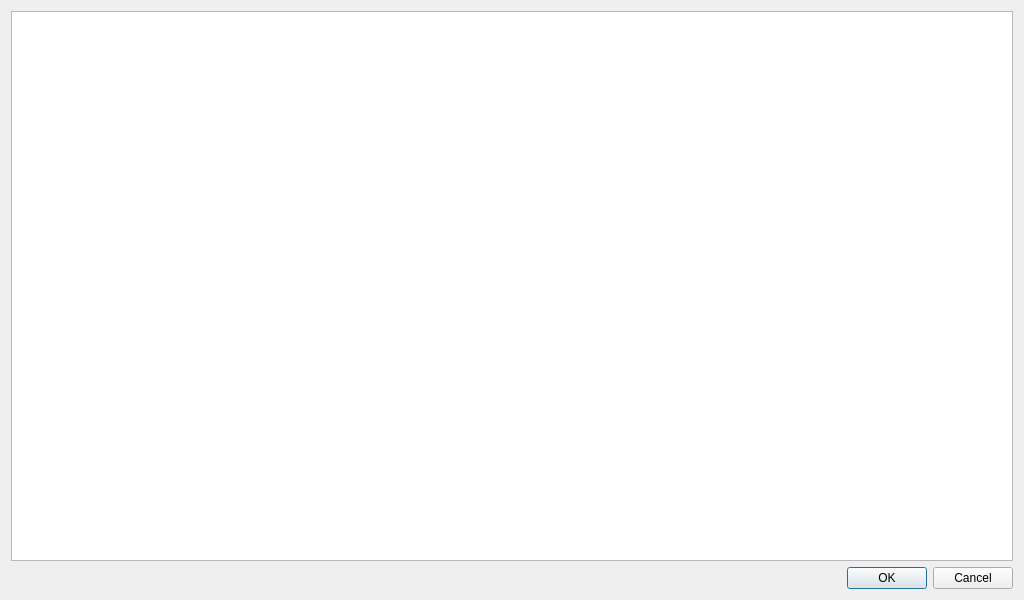
Before: the Qt Designer form buscarproducto.ui in Ladis72/tienda, drawn with Qt 5.
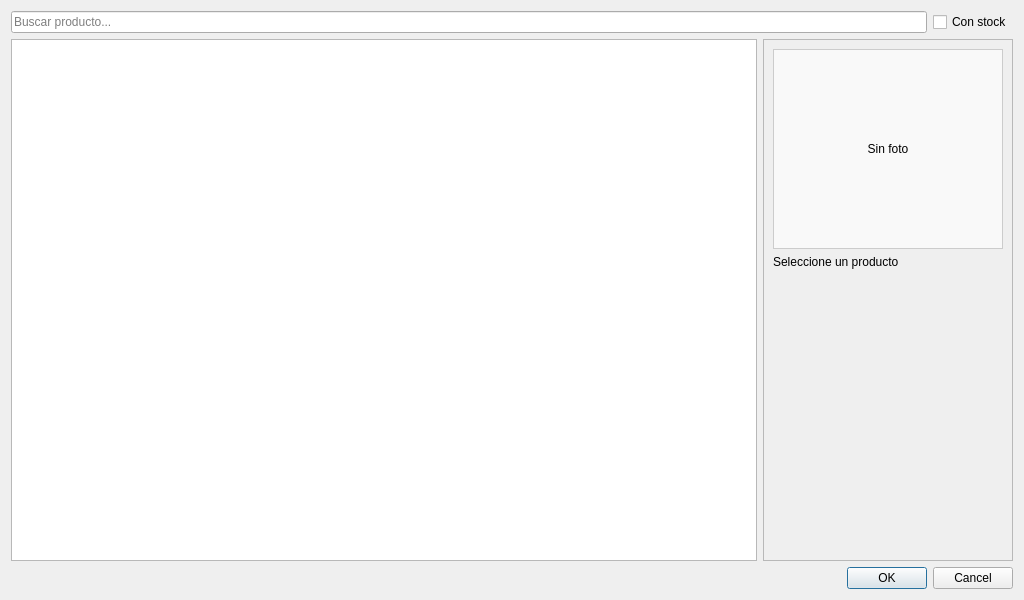
After: the same form once the commit is applied.

Commit message: Solucionado ver stock remoto

```diff
--- a/buscarproducto.ui
+++ b/buscarproducto.ui
@@ -15,14 +15,117 @@
   </property>
   <layout class="QVBoxLayout" name="verticalLayout">
    <item>
-    <widget class="QTableView" name="tableView">
-     <property name="selectionMode">
-      <enum>QAbstractItemView::SelectionMode::SingleSelection</enum>
-     </property>
-     <property name="selectionBehavior">
-      <enum>QAbstractItemView::SelectionBehavior::SelectRows</enum>
-     </property>
-    </widget>
+    <layout class="QHBoxLayout" name="horizontalLayout_top">
+     <item>
+      <widget class="QLineEdit" name="lineEdit_buscar">
+       <property name="placeholderText">
+        <string>Buscar producto...</string>
+       </property>
+      </widget>
+     </item>
+     <item>
+      <widget class="QCheckBox" name="checkBox_conStock">
+       <property name="toolTip">
+        <string>crtl+S</string>
+       </property>
+       <property name="text">
+        <string>Con stock</string>
+       </property>
+       <property name="shortcut">
+        <string>Ctrl+S</string>
+       </property>
+      </widget>
+     </item>
+    </layout>
+   </item>
+   <item>
+    <layout class="QHBoxLayout" name="horizontalLayout_content">
+     <item>
+      <widget class="QTableView" name="tableView">
+       <property name="selectionMode">
+        <enum>QAbstractItemView::SelectionMode::SingleSelection</enum>
+       </property>
+       <property name="selectionBehavior">
+        <enum>QAbstractItemView::SelectionBehavior::SelectRows</enum>
+       </property>
+      </widget>
+     </item>
+     <item>
+      <widget class="QFrame" name="frame_detalles">
+       <property name="minimumSize">
+        <size>
+         <width>250</width>
+         <height>0</height>
+        </size>
+       </property>
+       <property name="maximumSize">
+        <size>
+         <width>300</width>
+         <height>16777215</height>
+        </size>
+       </property>
+       <property name="frameShape">
+        <enum>QFrame::Shape::StyledPanel</enum>
+       </property>
+       <property name="frameShadow">
+        <enum>QFrame::Shadow::Raised</enum>
+       </property>
+       <layout class="QVBoxLayout" name="verticalLayout_2">
+        <item>
+         <widget class="QLabel" name="label_foto">
+          <property name="minimumSize">
+           <size>
+            <width>200</width>
+            <height>200</height>
+           </size>
+          </property>
+          <property name="maximumSize">
+           <size>
+            <width>300</width>
+            <height>300</height>
+           </size>
+          </property>
+          <property name="styleSheet">
+           <string notr="true">border: 1px solid #ccc; background-color: #f9f9f9;</string>
+          </property>
+          <property name="text">
+           <string>Sin foto</string>
+          </property>
+          <property name="alignment">
+           <set>Qt::AlignmentFlag::AlignCenter</set>
+          </property>
+         </widget>
+        </item>
+        <item>
+         <widget class="QLabel" name="label_info">
+          <property name="text">
+           <string>Seleccione un producto</string>
+          </property>
+          <property name="wordWrap">
+           <bool>true</bool>
+          </property>
+         </widget>
+        </item>
+        <item>
+         <spacer name="verticalSpacer">
+          <property name="orientation">
+           <enum>Qt::Orientation::Vertical</enum>
+          </property>
+          <property name="sizeType">
+           <enum>QSizePolicy::Policy::Expanding</enum>
+          </property>
+          <property name="sizeHint" stdset="0">
+           <size>
+            <width>20</width>
+            <height>40</height>
+           </size>
+          </property>
+         </spacer>
+        </item>
+       </layout>
+      </widget>
+     </item>
+    </layout>
    </item>
    <item>
     <widget class="QDialogButtonBox" name="buttonBox">
```
Left out of the diff: 2 changed lines with no effect on the pictures. The commit also changes 23 other files.
